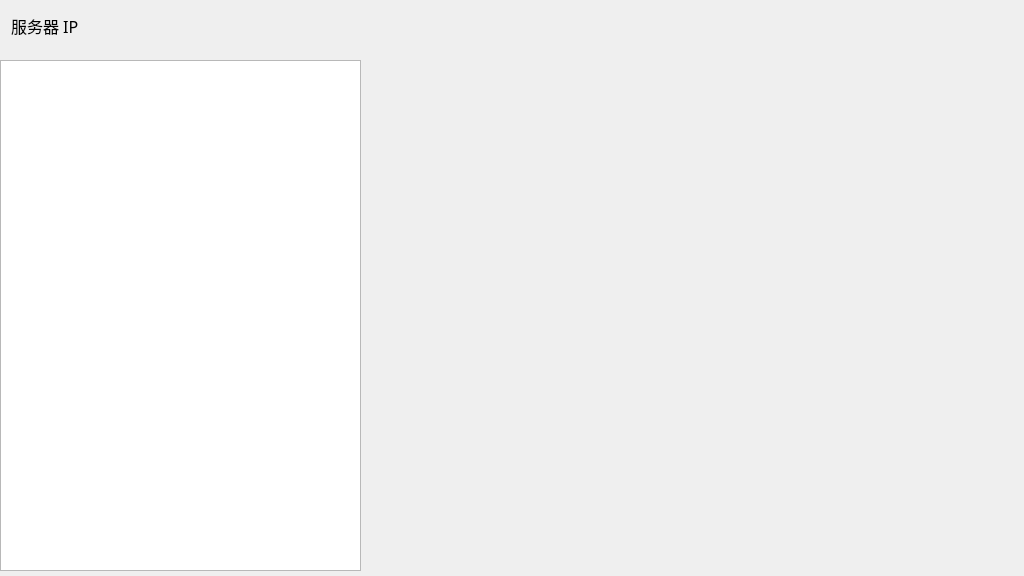
Above: Server/widget.ui from yap12138/PLAYERUNKNOWN-S-BATTLECARDS before the change. Below: the same form after it.
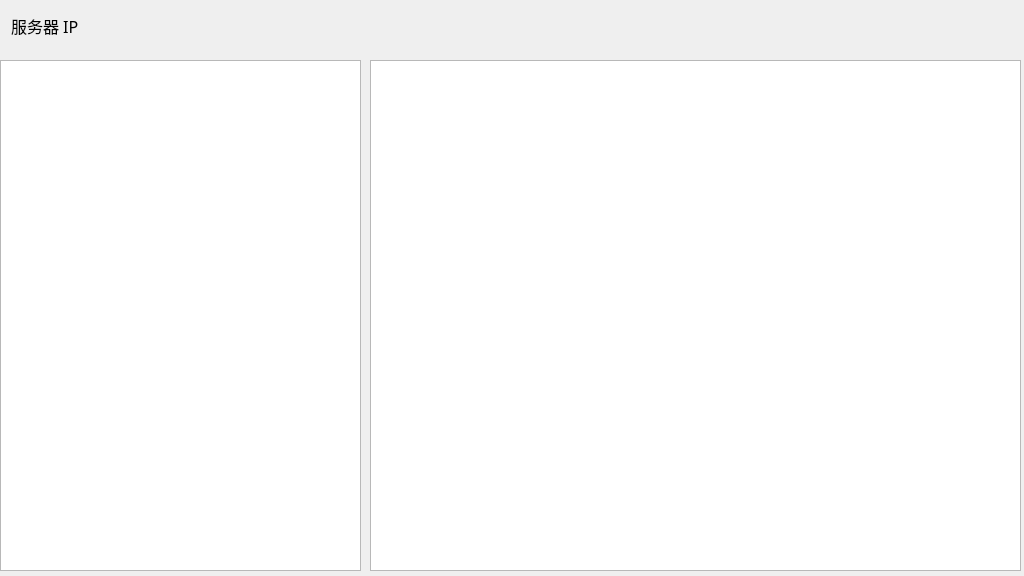
That is the form after the change.

The edit to the form file:
```diff
--- a/Server/widget.ui
+++ b/Server/widget.ui
@@ -94,6 +94,25 @@
     </rect>
    </property>
   </widget>
+  <widget class="QTextBrowser" name="textBrowser">
+   <property name="geometry">
+    <rect>
+     <x>370</x>
+     <y>60</y>
+     <width>651</width>
+     <height>511</height>
+    </rect>
+   </property>
+   <property name="font">
+    <font>
+     <family>新宋体</family>
+     <pointsize>14</pointsize>
+    </font>
+   </property>
+   <property name="openLinks">
+    <bool>true</bool>
+   </property>
+  </widget>
  </widget>
  <layoutdefault spacing="6" margin="11"/>
  <resources/>
```
